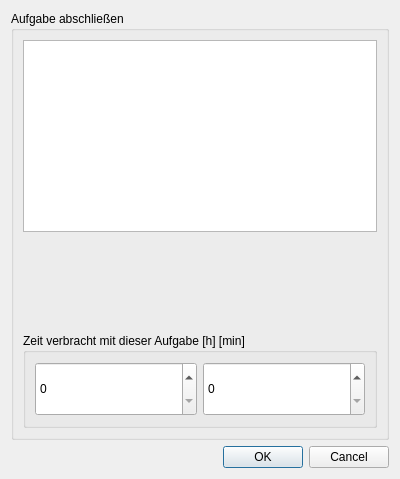
amogorkon/watnu, file src/ui/task_finished.ui: the form before one commit.
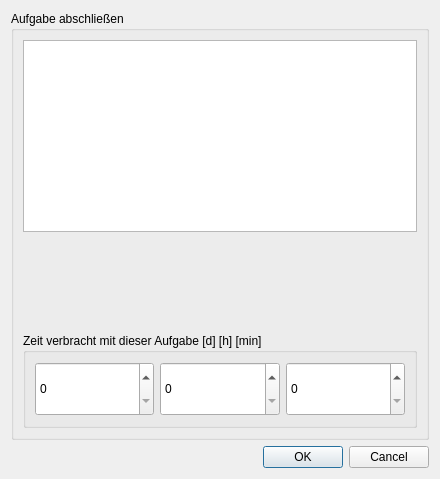
The form after the commit.

```diff
--- a/src/ui/task_finished.ui
+++ b/src/ui/task_finished.ui
@@ -6,7 +6,7 @@
    <rect>
     <x>0</x>
     <y>0</y>
-    <width>400</width>
+    <width>440</width>
     <height>479</height>
    </rect>
   </property>
@@ -45,9 +45,22 @@
       <item>
        <widget class="QGroupBox" name="groupBox_2">
         <property name="title">
-         <string>Zeit verbracht mit dieser Aufgabe [h] [min]</string>
+         <string>Zeit verbracht mit dieser Aufgabe [d] [h] [min]</string>
         </property>
         <layout class="QHBoxLayout" name="horizontalLayout">
+         <item>
+          <widget class="QSpinBox" name="days">
+           <property name="sizePolicy">
+            <sizepolicy hsizetype="Minimum" vsizetype="MinimumExpanding">
+             <horstretch>0</horstretch>
+             <verstretch>0</verstretch>
+            </sizepolicy>
+           </property>
+           <property name="maximum">
+            <number>10000</number>
+           </property>
+          </widget>
+         </item>
          <item>
           <widget class="QSpinBox" name="hours">
            <property name="sizePolicy">
```
Left out of the diff: 2 changed lines with no effect on the pictures.
